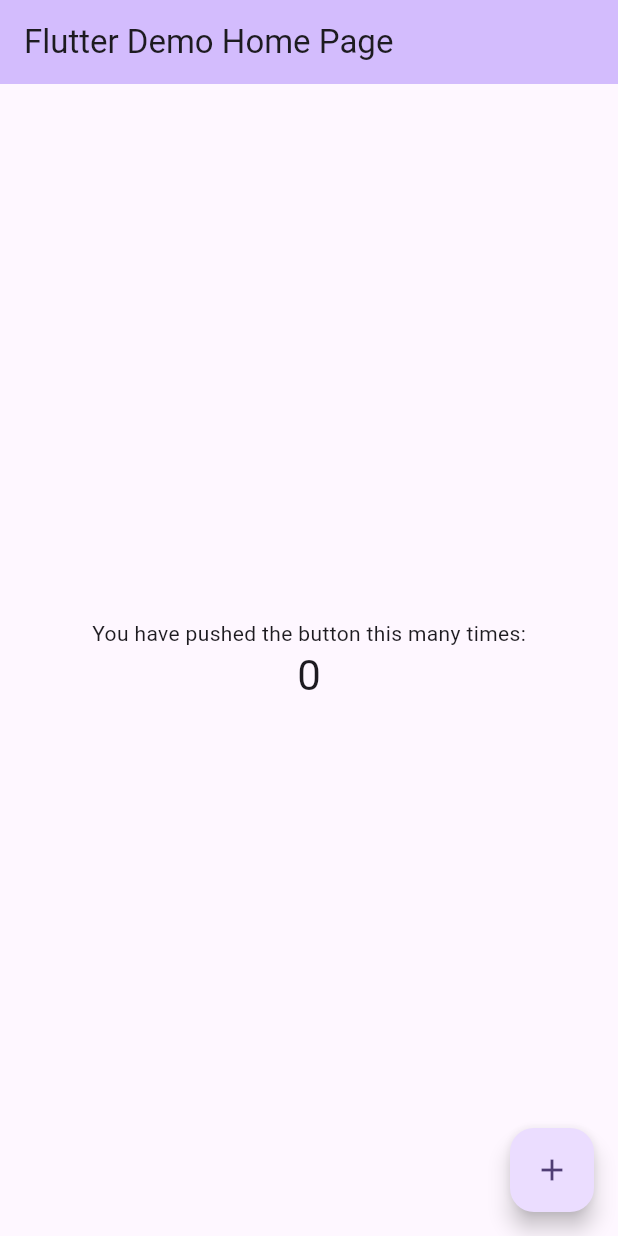
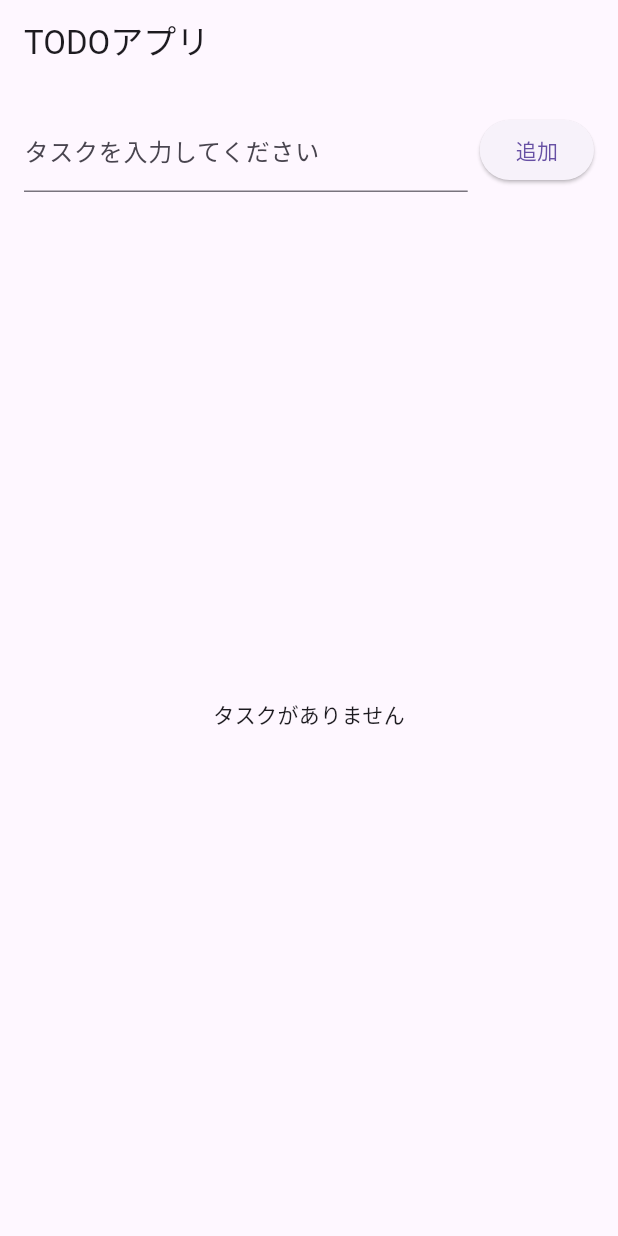
Before and after one commit to hrhrkeee/Github_Flutter_pages, a Flutter app: the screen it shows after launch, on a phone screen of 412 x 824 dp. Run offline on Flutter 3.47's test engine with Material 3 defaults, Android fonts, the light colour scheme and no system bars.

Commit message:
[fix] Actionsを変更

```diff
--- a/lib/main.dart
+++ b/lib/main.dart
@@ -1,122 +1,96 @@
 import 'package:flutter/material.dart';
 
 void main() {
-  runApp(const MyApp());
+  runApp(MyApp());
 }
 
 class MyApp extends StatelessWidget {
-  const MyApp({super.key});
+  const MyApp({Key? key}) : super(key: key);
 
-  // This widget is the root of your application.
   @override
   Widget build(BuildContext context) {
     return MaterialApp(
-      title: 'Flutter Demo',
-      theme: ThemeData(
-        // This is the theme of your application.
-        //
-        // TRY THIS: Try running your application with "flutter run". You'll see
-        // the application has a purple toolbar. Then, without quitting the app,
-        // try changing the seedColor in the colorScheme below to Colors.green
-        // and then invoke "hot reload" (save your changes or press the "hot
-        // reload" button in a Flutter-supported IDE, or press "r" if you used
-        // the command line to start the app).
-        //
-        // Notice that the counter didn't reset back to zero; the application
-        // state is not lost during the reload. To reset the state, use hot
-        // restart instead.
-        //
-        // This works for code too, not just values: Most code changes can be
-        // tested with just a hot reload.
-        colorScheme: ColorScheme.fromSeed(seedColor: Colors.deepPurple),
-      ),
-      home: const MyHomePage(title: 'Flutter Demo Home Page'),
+      title: 'TODOアプリ',
+      theme: ThemeData(primarySwatch: Colors.blue),
+      home: TodoApp(),
     );
   }
 }
 
-class MyHomePage extends StatefulWidget {
-  const MyHomePage({super.key, required this.title});
-
-  // This widget is the home page of your application. It is stateful, meaning
-  // that it has a State object (defined below) that contains fields that affect
-  // how it looks.
-
-  // This class is the configuration for the state. It holds the values (in this
-  // case the title) provided by the parent (in this case the App widget) and
-  // used by the build method of the State. Fields in a Widget subclass are
-  // always marked "final".
-
-  final String title;
+class TodoApp extends StatefulWidget {
+  const TodoApp({Key? key}) : super(key: key);
 
   @override
-  State<MyHomePage> createState() => _MyHomePageState();
+  _TodoAppState createState() => _TodoAppState();
 }
 
-class _MyHomePageState extends State<MyHomePage> {
-  int _counter = 0;
+class _TodoAppState extends State<TodoApp> {
+  // TODOリストを保持するリスト
+  List<String> _todos = [];
+  // テキスト入力用のコントローラー
+  final TextEditingController _controller = TextEditingController();
 
-  void _incrementCounter() {
+  // 新しいタスクを追加する関数
+  void _addTodo() {
+    final text = _controller.text;
+    if (text.isNotEmpty) {
+      setState(() {
+        _todos.add(text);
+      });
+      _controller.clear();
+    }
+  }
+
+  // 指定したタスクを削除する関数
+  void _removeTodo(int index) {
     setState(() {
-      // This call to setState tells the Flutter framework that something has
-      // changed in this State, which causes it to rerun the build method below
-      // so that the display can reflect the updated values. If we changed
-      // _counter without calling setState(), then the build method would not be
-      // called again, and so nothing would appear to happen.
-      _counter++;
+      _todos.removeAt(index);
     });
   }
 
   @override
   Widget build(BuildContext context) {
-    // This method is rerun every time setState is called, for instance as done
-    // by the _incrementCounter method above.
-    //
-    // The Flutter framework has been optimized to make rerunning build methods
-    // fast, so that you can just rebuild anything that needs updating rather
-    // than having to individually change instances of widgets.
     return Scaffold(
-      appBar: AppBar(
-        // TRY THIS: Try changing the color here to a specific color (to
-        // Colors.amber, perhaps?) and trigger a hot reload to see the AppBar
-        // change color while the other colors stay the same.
-        backgroundColor: Theme.of(context).colorScheme.inversePrimary,
-        // Here we take the value from the MyHomePage object that was created by
-        // the App.build method, and use it to set our appbar title.
-        title: Text(widget.title),
-      ),
-      body: Center(
-        // Center is a layout widget. It takes a single child and positions it
-        // in the middle of the parent.
+      appBar: AppBar(title: Text('TODOアプリ')),
+      body: Padding(
+        padding: const EdgeInsets.all(16.0),
         child: Column(
-          // Column is also a layout widget. It takes a list of children and
-          // arranges them vertically. By default, it sizes itself to fit its
-          // children horizontally, and tries to be as tall as its parent.
-          //
-          // Column has various properties to control how it sizes itself and
-          // how it positions its children. Here we use mainAxisAlignment to
-          // center the children vertically; the main axis here is the vertical
-          // axis because Columns are vertical (the cross axis would be
-          // horizontal).
-          //
-          // TRY THIS: Invoke "debug painting" (choose the "Toggle Debug Paint"
-          // action in the IDE, or press "p" in the console), to see the
-          // wireframe for each widget.
-          mainAxisAlignment: MainAxisAlignment.center,
-          children: <Widget>[
-            const Text('You have pushed the button this many times:'),
-            Text(
-              '$_counter',
-              style: Theme.of(context).textTheme.headlineMedium,
+          children: [
+            // タスク追加用の入力フォームとボタン
+            Row(
+              children: [
+                Expanded(
+                  child: TextField(
+                    controller: _controller,
+                    decoration: InputDecoration(labelText: 'タスクを入力してください'),
+                  ),
+                ),
+                SizedBox(width: 8),
+                ElevatedButton(onPressed: _addTodo, child: Text('追加')),
+              ],
+            ),
+            SizedBox(height: 16),
+            // タスク一覧の表示
+            Expanded(
+              child:
+                  _todos.isEmpty
+                      ? Center(child: Text('タスクがありません'))
+                      : ListView.builder(
+                        itemCount: _todos.length,
+                        itemBuilder: (context, index) {
+                          return ListTile(
+                            title: Text(_todos[index]),
+                            trailing: IconButton(
+                              icon: Icon(Icons.delete),
+                              onPressed: () => _removeTodo(index),
+                            ),
+                          );
+                        },
+                      ),
             ),
           ],
         ),
       ),
-      floatingActionButton: FloatingActionButton(
-        onPressed: _incrementCounter,
-        tooltip: 'Increment',
-        child: const Icon(Icons.add),
-      ), // This trailing comma makes auto-formatting nicer for build methods.
     );
   }
 }
```
Also changed, not shown: 1 other file.
